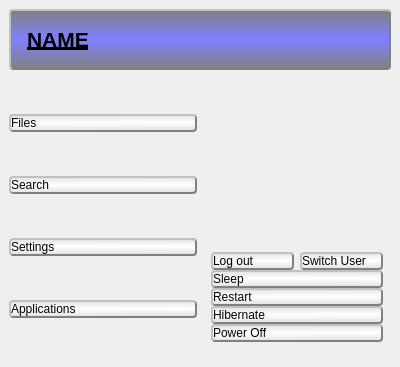
This is mainwindow.ui in evanjmcafee/JumpMenu as Qt 5 draws it before an edit. The edited form follows.
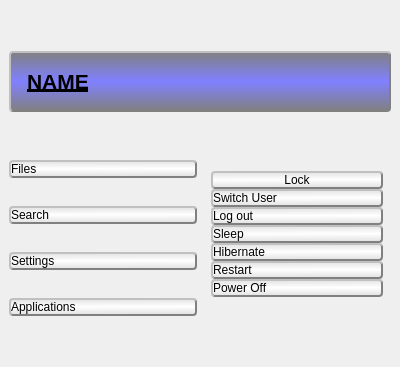
This is the edited form. Icons and pictures are not drawn.

Commit message: switch fixed lock added

The edit to the form file:
```diff
--- a/mainwindow.ui
+++ b/mainwindow.ui
@@ -94,6 +94,9 @@
     </item>
     <item row="1" column="0">
      <layout class="QVBoxLayout" name="verticalLayout">
+      <property name="spacing">
+       <number>28</number>
+      </property>
       <item>
        <widget class="QPushButton" name="Files">
         <property name="styleSheet">
@@ -206,26 +209,47 @@
        <number>16</number>
       </property>
       <item>
-       <layout class="QGridLayout" name="gridLayout" columnminimumwidth="0,0">
-        <property name="sizeConstraint">
-         <enum>QLayout::SetDefaultConstraint</enum>
-        </property>
-        <property name="topMargin">
-         <number>0</number>
-        </property>
-        <property name="rightMargin">
-         <number>0</number>
-        </property>
-        <property name="bottomMargin">
-         <number>0</number>
-        </property>
-        <property name="horizontalSpacing">
-         <number>6</number>
-        </property>
-        <property name="verticalSpacing">
-         <number>0</number>
-        </property>
-        <item row="1" column="0">
+       <layout class="QVBoxLayout" name="verticalLayout_2">
+        <item>
+         <widget class="QPushButton" name="Lock">
+          <property name="text">
+           <string>Lock</string>
+          </property>
+          <property name="iconSize">
+           <size>
+            <width>16</width>
+            <height>16</height>
+           </size>
+          </property>
+         </widget>
+        </item>
+        <item>
+         <layout class="QGridLayout" name="gridLayout_3"/>
+        </item>
+        <item>
+         <widget class="QPushButton" name="Switch">
+          <property name="enabled">
+           <bool>true</bool>
+          </property>
+          <property name="sizePolicy">
+           <sizepolicy hsizetype="Minimum" vsizetype="Maximum">
+            <horstretch>0</horstretch>
+            <verstretch>0</verstretch>
+           </sizepolicy>
+          </property>
+          <property name="styleSheet">
+           <string notr="true">text-align:left;</string>
+          </property>
+          <property name="text">
+           <string>Switch User</string>
+          </property>
+          <property name="icon">
+           <iconset resource="Icons.qrc">
+            <normaloff>:/Menu/Vector/Switch.svg</normaloff>:/Menu/Vector/Switch.svg</iconset>
+          </property>
+         </widget>
+        </item>
+        <item>
          <widget class="QPushButton" name="Logoff">
           <property name="enabled">
            <bool>true</bool>
@@ -251,46 +275,6 @@
           </property>
          </widget>
         </item>
-        <item row="1" column="1">
-         <widget class="QPushButton" name="Switch">
-          <property name="enabled">
-           <bool>true</bool>
-          </property>
-          <property name="sizePolicy">
-           <sizepolicy hsizetype="Minimum" vsizetype="Maximum">
-            <horstretch>0</horstretch>
-            <verstretch>0</verstretch>
-           </sizepolicy>
-          </property>
-          <property name="styleSheet">
-           <string notr="true">text-align:left;</string>
-          </property>
-          <property name="text">
-           <string>Switch User</string>
-          </property>
-          <property name="icon">
-           <iconset resource="Icons.qrc">
-            <normaloff>:/Menu/Vector/Switch.svg</normaloff>:/Menu/Vector/Switch.svg</iconset>
-          </property>
-         </widget>
-        </item>
-        <item row="0" column="0">
-         <spacer name="verticalSpacer">
-          <property name="orientation">
-           <enum>Qt::Vertical</enum>
-          </property>
-          <property name="sizeHint" stdset="0">
-           <size>
-            <width>20</width>
-            <height>40</height>
-           </size>
-          </property>
-         </spacer>
-        </item>
-       </layout>
-      </item>
-      <item>
-       <layout class="QVBoxLayout" name="verticalLayout_2">
         <item>
          <widget class="QPushButton" name="Sleep">
           <property name="styleSheet">
@@ -306,18 +290,27 @@
          </widget>
         </item>
         <item>
-         <widget class="QPushButton" name="Restart">
-          <property name="styleSheet">
-           <string notr="true">text-align:left;</string>
+         <layout class="QGridLayout" name="gridLayout">
+          <property name="sizeConstraint">
+           <enum>QLayout::SetDefaultConstraint</enum>
           </property>
-          <property name="text">
-           <string>Restart</string>
+          <property name="topMargin">
+           <number>0</number>
           </property>
           <property name="icon">
            <iconset resource="Icons.qrc">
             <normaloff>:/Menu/Vector/Menu-Icons-04.svg</normaloff>:/Menu/Vector/Menu-Icons-04.svg</iconset>
           </property>
-         </widget>
+          <property name="bottomMargin">
+           <number>0</number>
+          </property>
+          <property name="horizontalSpacing">
+           <number>6</number>
+          </property>
+          <property name="verticalSpacing">
+           <number>0</number>
+          </property>
+         </layout>
         </item>
         <item>
          <widget class="QPushButton" name="Hibernate">
@@ -339,6 +332,20 @@
           </property>
          </widget>
         </item>
+        <item>
+         <widget class="QPushButton" name="Restart">
+          <property name="styleSheet">
+           <string notr="true">text-align:left;</string>
+          </property>
+          <property name="text">
+           <string>Restart</string>
+          </property>
+          <property name="icon">
+           <iconset resource="Icons.qrc">
+            <normaloff>:/Menu/Vector/Menu-Icons-04.svg</normaloff>:/Menu/Vector/Menu-Icons-04.svg</iconset>
+          </property>
+         </widget>
+        </item>
         <item>
          <widget class="QPushButton" name="Shutdown">
           <property name="styleSheet">
```
Left out of the diff: 5 changed lines with no effect on the pictures. The commit also changes 6 other files.
